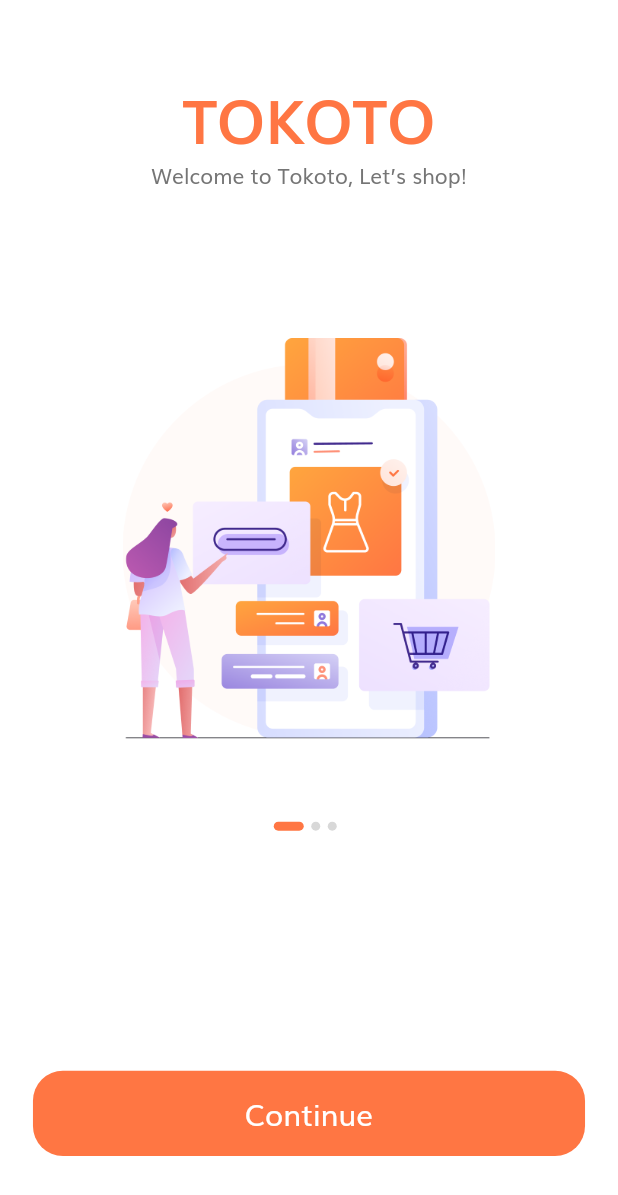
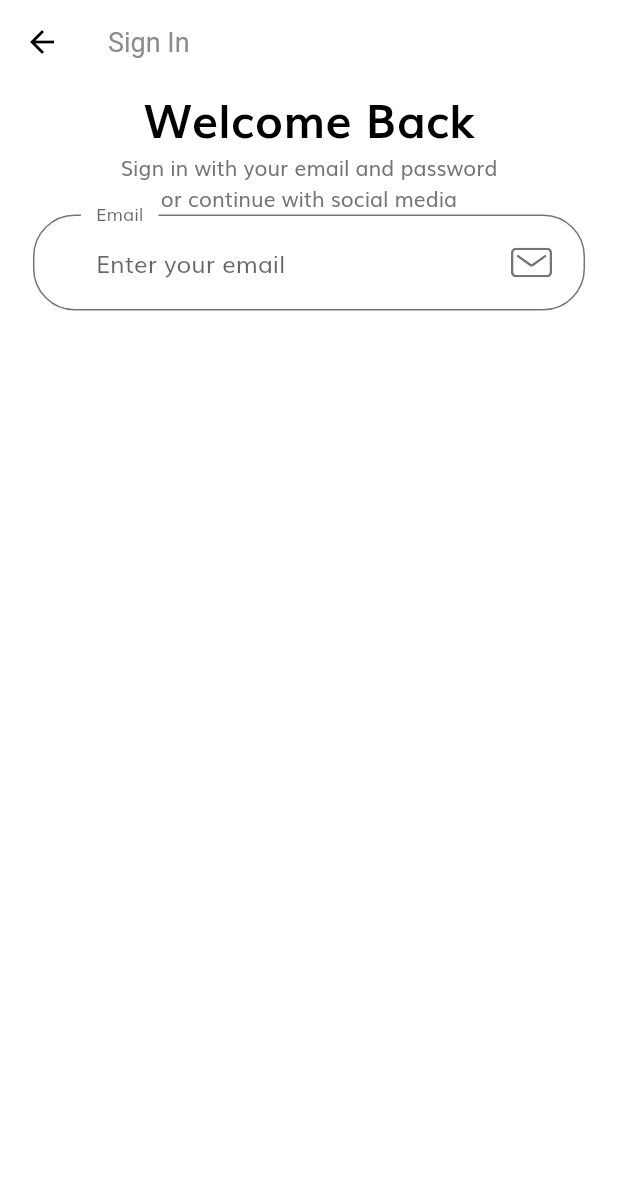
Before and after one commit to mert-t/E-Commerce-Flutter-UI, a Flutter app: the screen it shows after launch, after a tap on "Continue", on a phone screen of 412 x 824 dp. Shown: the top 1195 px of the screen. Run offline on Flutter 3.47's test engine with Material 2 defaults, Android fonts, the phone set to English and light mode, and no system bars; our stand-ins replace flutter_svg.

Commit message:
files are changed

```diff
--- a/lib/main.dart
+++ b/lib/main.dart
@@ -1,6 +1,7 @@
 import 'package:e_commerce_flutter_ui/constants.dart';
 import 'package:e_commerce_flutter_ui/routs.dart';
 import 'package:e_commerce_flutter_ui/screens/splash/splash_screen.dart';
+import 'package:e_commerce_flutter_ui/theme.dart';
 
 import 'package:flutter/material.dart';
 
@@ -13,19 +14,11 @@
   Widget build(BuildContext context) {
     return MaterialApp(
       debugShowCheckedModeBanner: false,
+      theme: theme(),
 
-      theme: ThemeData(
-        fontFamily: "Muli",
-        textTheme: TextTheme(
-            bodyText1: TextStyle(color: kTextColor),
-            bodyText2: TextStyle(color: kTextColor)),
-        visualDensity: VisualDensity.adaptivePlatformDensity,
-        scaffoldBackgroundColor: Colors.white,
-      ),
-      //home: SplashScreen(),
+      //home: SplashScreen (),
       initialRoute: SplashScreen.routeName,
       routes: routes,
-
     );
   }
 }
--- a/lib/routs.dart
+++ b/lib/routs.dart
@@ -1,3 +1,4 @@
+import 'package:e_commerce_flutter_ui/screens/sign_in.dart/sign_in_screen.dart';
 import 'package:e_commerce_flutter_ui/screens/splash/splash_screen.dart';
 import 'package:flutter/widgets.dart';
 
@@ -5,4 +6,6 @@
  //All our routes will be available here
 final Map<String,WidgetBuilder> routes = {
  SplashScreen.routeName: (context) => SplashScreen(),
+ SignInScreen.routeName:(context) => SignInScreen(),
+
 };
--- /dev/null
+++ b/lib/screens/sign_in.dart/components/sign_in_body.dart
@@ -0,0 +1,84 @@
+import 'package:e_commerce_flutter_ui/constants.dart';
+import 'package:e_commerce_flutter_ui/size_config.dart';
+import 'package:flutter/material.dart';
+import 'package:flutter_svg/svg.dart';
+
+class SignInBody extends StatelessWidget {
+  @override
+  Widget build(BuildContext context) {
+    return SafeArea(
+      child: SizedBox(
+        width: double.infinity,
+        child: Padding(
+          padding: EdgeInsets.symmetric(
+            horizontal: getProportionateScreenWidth(20),
+          ),
+          child: Column(
+            children: [
+              Text(
+                "Welcome Back",
+                style: TextStyle(
+                  color: Colors.black,
+                  fontSize: getProportionateScreenWidth(28),
+                  fontWeight: FontWeight.bold,
+                ),
+              ),
+              Text(
+                "Sign in with your email and password \nor continue with social media",
+                textAlign: TextAlign.center,
+              ),
+              SignForm(),
+            ],
+          ),
+        ),
+      ),
+    );
+  }
+}
+
+class SignForm extends StatefulWidget {
+  @override
+  State<SignForm> createState() => _SignFormState();
+}
+
+class _SignFormState extends State<SignForm> {
+  @override
+  Widget build(BuildContext context) {
+    return Form(
+      child: Column (
+        children: [
+          TextFormField(
+            decoration: InputDecoration(
+              labelText: "Email",
+              hintText: "Enter your email",
+              floatingLabelBehavior: FloatingLabelBehavior.always,
+              suffixIcon: CustomSuffixIcon(svgIcon: "assets/icons/Mail.svg",),
+            ),
+          ),
+        ],
+      ),
+    );
+  }
+}
+
+class CustomSuffixIcon extends StatelessWidget {
+  const CustomSuffixIcon({
+    Key key,
+   @required this.svgIcon,
+  }) : super(key: key);
+
+  final String svgIcon;
+
+  @override
+  Widget build(BuildContext context) {
+    return Padding(
+      padding: EdgeInsets.fromLTRB(
+        0,
+        getProportionateScreenWidth(20),
+        getProportionateScreenWidth(20),
+        getProportionateScreenWidth(20),
+      ),
+      child: SvgPicture.asset(svgIcon,height:getProportionateScreenWidth(18) ,),
+    );
+  }
+}
--- /dev/null
+++ b/lib/screens/sign_in.dart/sign_in_screen.dart
@@ -0,0 +1,15 @@
+import 'package:e_commerce_flutter_ui/screens/sign_in.dart/components/sign_in_body.dart';
+import 'package:flutter/material.dart';
+class SignInScreen extends StatelessWidget {
+static String routeName ="/sign_in";
+
+  @override
+  Widget build(BuildContext context) {
+    return Scaffold(
+      appBar: AppBar(
+        title: Text("Sign In"),
+      ),
+      body: SignInBody(),
+    );
+  }
+}
--- a/lib/screens/splash/components/body.dart
+++ b/lib/screens/splash/components/body.dart
@@ -1,4 +1,5 @@
 import 'package:e_commerce_flutter_ui/constants.dart';
+import 'package:e_commerce_flutter_ui/screens/sign_in.dart/sign_in_screen.dart';
 import 'package:e_commerce_flutter_ui/size_config.dart';
 import 'package:flutter/material.dart';
 // This is the best practice
@@ -70,7 +71,9 @@
                     ),
                     DefaultButton(
                       text: "Continue",
-                      press: () {},
+                      press: () {
+                        Navigator.pushNamed(context, SignInScreen.routeName);
+                      },
                     ),
                     Spacer(),
                   ],
--- /dev/null
+++ b/lib/theme.dart
@@ -0,0 +1,51 @@
+import 'package:flutter/material.dart';
+
+import 'constants.dart';
+
+ThemeData theme() {
+  return ThemeData(
+    scaffoldBackgroundColor: Colors.white,
+    fontFamily: "Muli",
+    appBarTheme: appBarTheme(),
+    textTheme: textTheme(),
+    inputDecorationTheme: inputDecorationTheme(),
+    visualDensity: VisualDensity.adaptivePlatformDensity,
+  );
+}
+
+InputDecorationTheme inputDecorationTheme() {
+  OutlineInputBorder outlineInputBorder = OutlineInputBorder(
+    borderRadius: BorderRadius.circular(28),
+    borderSide: BorderSide(color: kTextColor),
+    gapPadding: 10,
+  );
+  return InputDecorationTheme(
+    // If  you are using latest version of flutter then lable text and hint text shown like this
+    // if you r using flutter less then 1.20.* then maybe this is not working properly
+    // if we are define our floatingLabelBehavior in our theme then it's not applayed
+    // floatingLabelBehavior: FloatingLabelBehavior.always,
+    contentPadding: EdgeInsets.symmetric(horizontal: 42, vertical: 20),
+    enabledBorder: outlineInputBorder,
+    focusedBorder: outlineInputBorder,
+    border: outlineInputBorder,
+  );
+}
+
+TextTheme textTheme() {
+  return TextTheme(
+    bodyText1: TextStyle(color: kTextColor),
+    bodyText2: TextStyle(color: kTextColor),
+  );
+}
+
+AppBarTheme appBarTheme() {
+  return AppBarTheme(
+    color: Colors.white,
+    elevation: 0,
+    brightness: Brightness.light,
+    iconTheme: IconThemeData(color: Colors.black),
+    textTheme: TextTheme(
+      headline6: TextStyle(color: Color(0XFF8B8B8B), fontSize: 18),
+    ),
+  );
+}
--- a/pubspec.yaml
+++ b/pubspec.yaml
@@ -28,7 +28,7 @@
   # Use with the CupertinoIcons class for iOS style icons.
   cupertino_icons: ^0.1.3
   # if you are using latest flutter please update your flutter_svg package to ^0.18.*
-  flutter_svg: ^0.18.0 # help us to use SVG in our app
+  flutter_svg: ^0.19.0 # help us to use SVG in our app
   provider: ^4.3.1 # for State management
 
 dev_dependencies:
```
Also changed, not shown: pubspec.lock.
